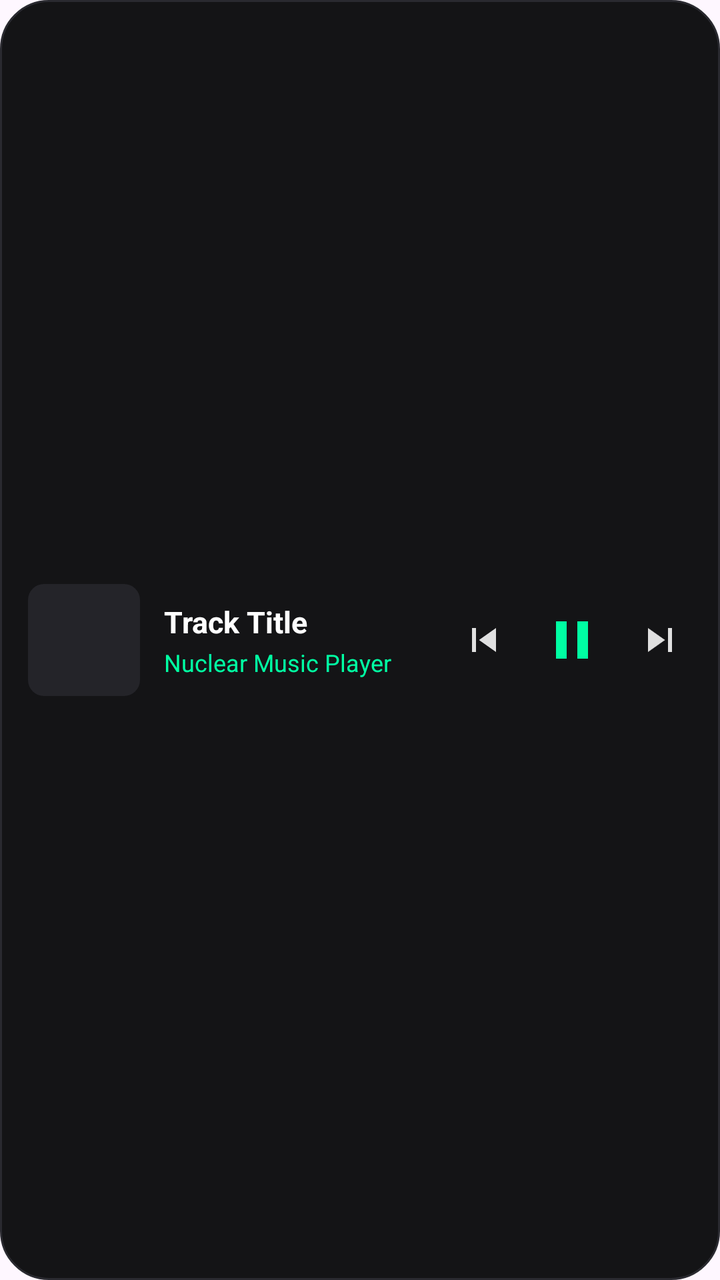
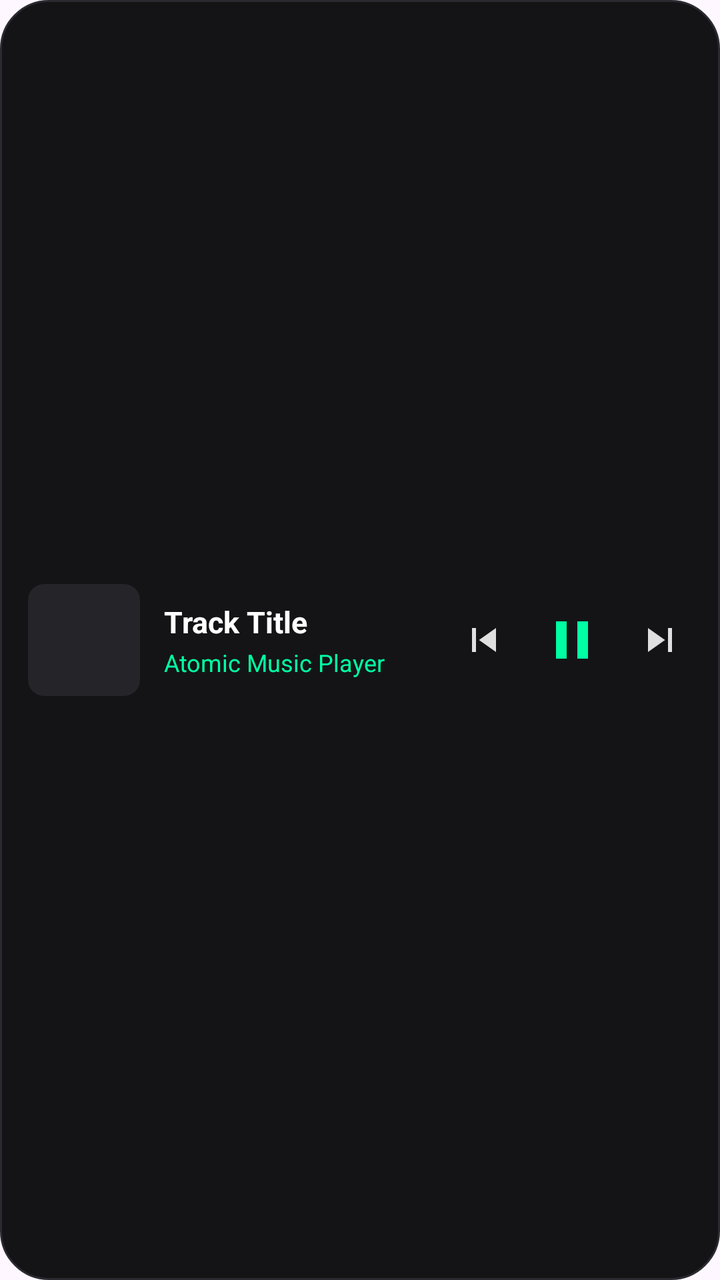

An Android layout rendered at two revisions. The XML below is the earlier revision; the diff shows what the commit changed to produce the second picture.
<!-- AndroidManifest.xml: application theme Theme.player -->
<!-- res/layout/layout_focus_music.xml -->
<?xml version="1.0" encoding="utf-8"?>
<RelativeLayout xmlns:android="http://schemas.android.com/apk/res/android"
    android:id="@+id/focus_music_root"
    android:layout_width="match_parent"
    android:layout_height="wrap_content"
    android:background="@drawable/bg_island_card"
    android:padding="14dp">

    <ImageView
        android:id="@+id/iv_focus_cover"
        android:layout_width="56dp"
        android:layout_height="56dp"
        android:layout_alignParentStart="true"
        android:layout_centerVertical="true"
        android:background="@drawable/bg_rounded_cover"
        android:scaleType="centerCrop" />

    <LinearLayout
        android:id="@+id/focus_text_container"
        android:layout_width="match_parent"
        android:layout_height="wrap_content"
        android:layout_centerVertical="true"
        android:layout_marginStart="12dp"
        android:layout_marginEnd="120dp"
        android:layout_toEndOf="@id/iv_focus_cover"
        android:orientation="vertical">

        <TextView
            android:id="@+id/tv_focus_title"
            android:layout_width="match_parent"
            android:layout_height="wrap_content"
            android:ellipsize="marquee"
            android:marqueeRepeatLimit="marquee_forever"
            android:singleLine="true"
            android:text="Track Title"
            android:textColor="#FFFFFF"
            android:textSize="15sp"
            android:textStyle="bold" />

        <TextView
            android:id="@+id/tv_focus_artist"
            android:layout_width="match_parent"
            android:layout_height="wrap_content"
            android:layout_marginTop="2dp"
            android:ellipsize="end"
            android:singleLine="true"
            android:text="Nuclear Music Player"
            android:textColor="#00FFA3"
            android:textSize="12sp" />

    </LinearLayout>

    <LinearLayout
        android:id="@+id/focus_controls"
        android:layout_width="wrap_content"
        android:layout_height="wrap_content"
        android:layout_alignParentEnd="true"
        android:layout_centerVertical="true"
        android:gravity="center_vertical"
        android:orientation="horizontal">

        <ImageView
            android:id="@+id/btn_focus_prev"
            android:layout_width="32dp"
            android:layout_height="32dp"
            android:padding="4dp"
            android:src="@drawable/ic_skip_previous" />

        <ImageView
            android:id="@+id/btn_focus_play_pause"
            android:layout_width="40dp"
            android:layout_height="40dp"
            android:layout_marginStart="8dp"
            android:layout_marginEnd="8dp"
            android:padding="4dp"
            android:src="@drawable/ic_pause" />

        <ImageView
            android:id="@+id/btn_focus_next"
            android:layout_width="32dp"
            android:layout_height="32dp"
            android:padding="4dp"
            android:src="@drawable/ic_skip_next" />

    </LinearLayout>

</RelativeLayout>
<!-- resources referenced by this layout -->
<resources>
  <!-- drawable bg_island_card (drawable) -->
  <?xml version="1.0" encoding="utf-8"?>
  <shape xmlns:android="http://schemas.android.com/apk/res/android"
      android:shape="rectangle">
      <corners android:radius="24dp" />
      <solid android:color="#141416" />
      <stroke android:width="1dp" android:color="#2A2A30" />
  </shape>
  <!-- drawable bg_rounded_cover (drawable) -->
  <?xml version="1.0" encoding="utf-8"?>
  <shape xmlns:android="http://schemas.android.com/apk/res/android"
      android:shape="rectangle">
      <corners android:radius="8dp" />
      <solid android:color="#242429" />
  </shape>
  <!-- drawable ic_pause (drawable) -->
  <vector xmlns:android="http://schemas.android.com/apk/res/android"
      android:width="24dp"
      android:height="24dp"
      android:viewportWidth="24"
      android:viewportHeight="24">
    <path
        android:fillColor="#00FFA3"
        android:pathData="M6,19h4V5H6v14zm8,-14v14h4V5h-4z"/>
  </vector>
  <!-- drawable ic_skip_next (drawable) -->
  <vector xmlns:android="http://schemas.android.com/apk/res/android"
      android:width="24dp"
      android:height="24dp"
      android:viewportWidth="24"
      android:viewportHeight="24">
    <path
        android:fillColor="#E0E0E0"
        android:pathData="M6,18l8.5,-6L6,6v12zM16,6v12h2V6h-2z"/>
  </vector>
  <!-- drawable ic_skip_previous (drawable) -->
  <vector xmlns:android="http://schemas.android.com/apk/res/android"
      android:width="24dp"
      android:height="24dp"
      android:viewportWidth="24"
      android:viewportHeight="24">
    <path
        android:fillColor="#E0E0E0"
        android:pathData="M6,6h2v12H6V6zm3.5,6l8.5,6V6l-8.5,6z"/>
  </vector>
  <style name="Theme.player" parent="Theme.Material3.DayNight.NoActionBar">
          
      </style>
</resources>

<!-- the commit's change to res/layout/layout_focus_music.xml (unified diff, before → after) -->
@@ -44,7 +44,7 @@
             android:layout_marginTop="2dp"
             android:ellipsize="end"
             android:singleLine="true"
-            android:text="Nuclear Music Player"
+            android:text="Atomic Music Player"
             android:textColor="#00FFA3"
             android:textSize="12sp" />
 
